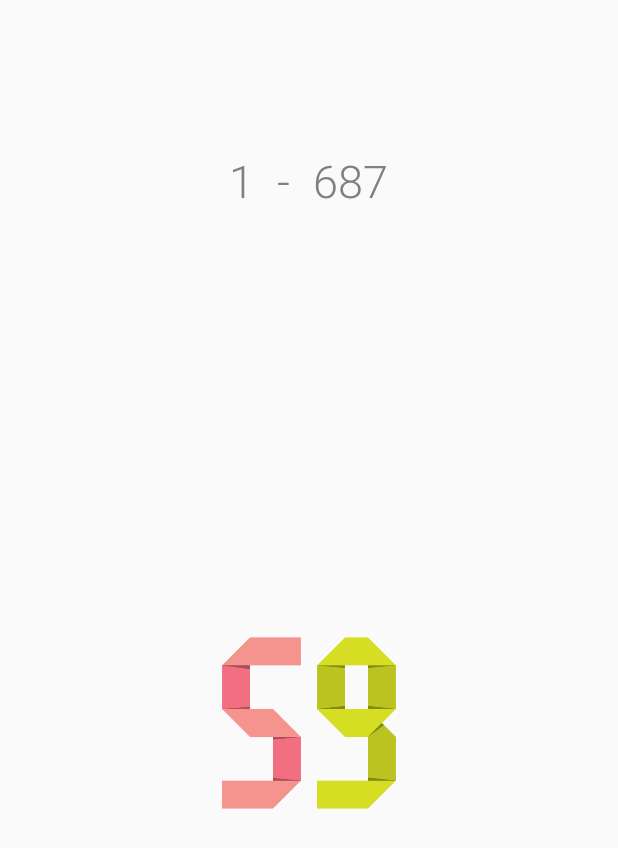
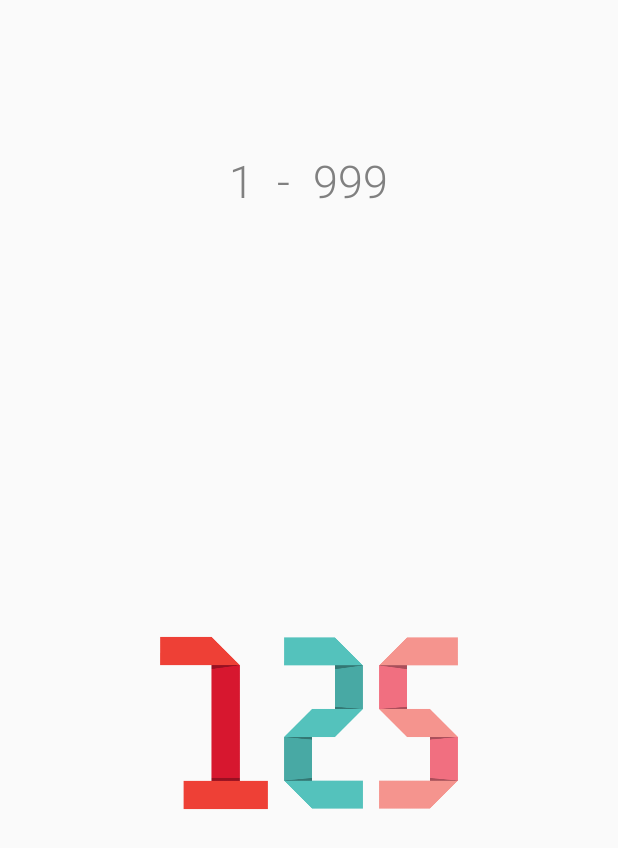
Before and after one commit to kulikovman/Randomizer, an Android app: the screen it shows after launch (MainActivity), on a phone screen of 412 x 824 dp. Shown: the top 848 px of the screen. Run offline under Robolectric (Android 15) with nearby library versions, the phone set to English and light mode, and no system bars.

Commit message:
Небольшие правки

```diff
--- a/app/src/main/java/ru/kulikovman/randomizer/MainActivity.java
+++ b/app/src/main/java/ru/kulikovman/randomizer/MainActivity.java
@@ -25,7 +25,7 @@ public class MainActivity extends AppCompatActivity {
     private SharedPreferences mSharedPref;
 
     private SoundPool mSoundPool;
-    private int mBigButtonSound;
+    private int mSoundWhenPressed;
 
     private TextView mStartLimitField, mEndLimitField;
     private ImageView mNumber1, mNumber2, mNumber3;
@@ -50,8 +50,8 @@ public class MainActivity extends AppCompatActivity {
         // Востанавливаем значения лимита и результата
         mSharedPref = getSharedPreferences(getString(R.string.pref_key), Context.MODE_PRIVATE);
         mStartLimit = mSharedPref.getInt(getString(R.string.start_limit), 1);
-        mEndLimit = mSharedPref.getInt(getString(R.string.end_limit), 687);
-        mResult = mSharedPref.getInt(getString(R.string.result), 59);
+        mEndLimit = mSharedPref.getInt(getString(R.string.end_limit), 999);
+        mResult = mSharedPref.getInt(getString(R.string.result), 125);
 
         Log.d("log", "Восстановили лимит и результат: " + mStartLimit + " - " + mEndLimit + " | " + mResult);
 
@@ -159,7 +159,7 @@ public class MainActivity extends AppCompatActivity {
     }
 
     private void loadIdSounds() {
-        mBigButtonSound = mSoundPool.load(this, R.raw.tap_button, 1);
+        mSoundWhenPressed = mSoundPool.load(this, R.raw.tap_button, 1);
         Log.d("log", "Получили id звуковых файлов");
     }
 
@@ -180,7 +180,7 @@ public class MainActivity extends AppCompatActivity {
         }
 
         // Воспроизводим звук короткого щелчка при нажатии
-        mSoundPool.play(mBigButtonSound, 1, 1, 1, 0, 1);
+        mSoundPool.play(mSoundWhenPressed, 1, 1, 1, 0, 1);
 
         // Генерируем случайное число в заданном пределе
         Random random = new Random();
```
